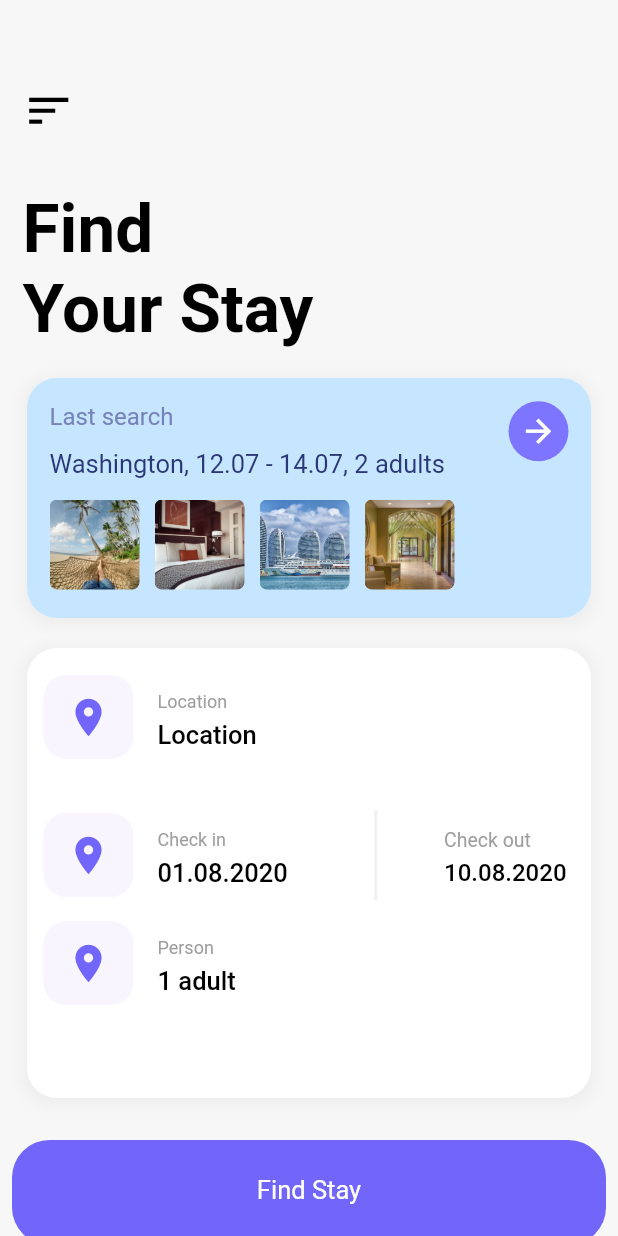
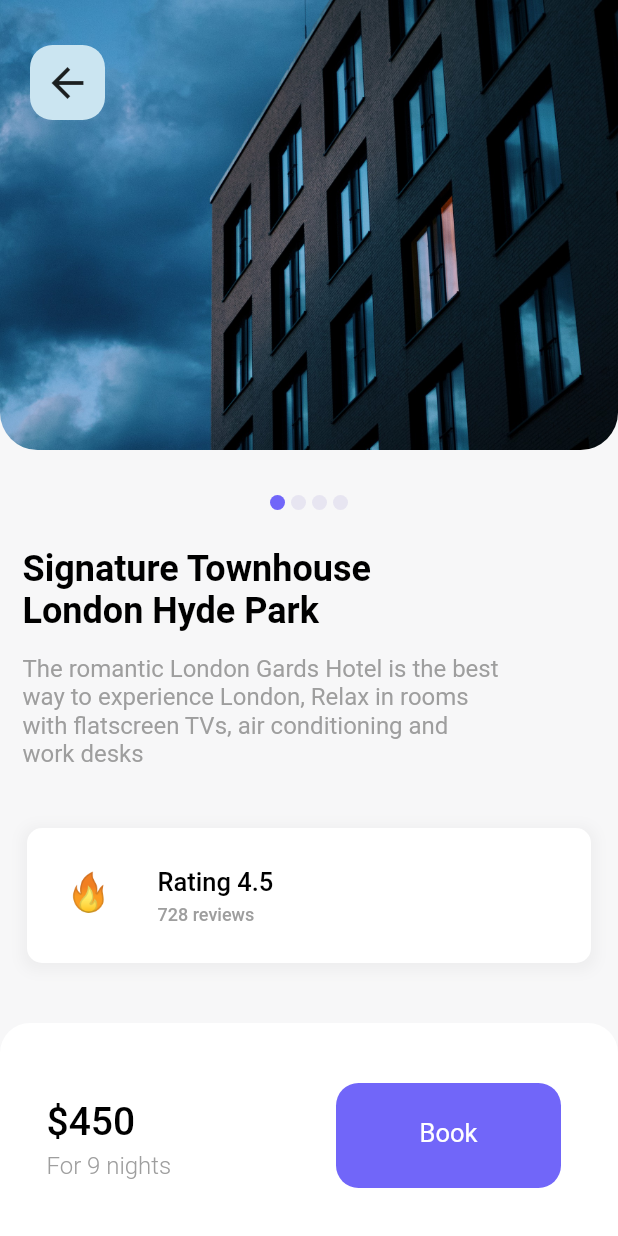
Before and after one commit to IMEF-FEMI/Flutter-Hotel-Booking-App-Concept, a Flutter app: the screen it shows after launch, after a tap on "Find Stay", on a phone screen of 412 x 824 dp. Run offline on Flutter 3.47's test engine with Material 2 defaults, Android fonts, the phone set to English and light mode, and no system bars.

Commit message:
final commit

```diff
--- /dev/null
+++ b/lib/hotel_detail.dart
@@ -0,0 +1,244 @@
+import 'package:flutter/material.dart';
+
+final List<String> imgList = [
+  'assets/hotel1.jpg',
+  'assets/hotel2.jpg',
+  'assets/hotel3.jpg',
+  'assets/hotel5.jpg',
+];
+
+class HotelDetails extends StatefulWidget {
+  @override
+  _HotelDetailsState createState() => _HotelDetailsState();
+}
+
+class _HotelDetailsState extends State<HotelDetails> {
+  int _current = 0;
+
+  final List<Widget> imageSliders = imgList
+      .map((item) => ClipRRect(
+          borderRadius: BorderRadius.only(
+              bottomRight: Radius.circular(15.0),
+              bottomLeft: Radius.circular(15.0)),
+          child: Image.asset(
+            item,
+            fit: BoxFit.cover,
+            width: 500,
+            height: 350,
+          )))
+      .toList();
+
+  @override
+  Widget build(BuildContext context) {
+    return Scaffold(
+      body: ListView(
+        children: <Widget>[
+          Container(
+            child: Stack(
+              // fit: StackFit.loose,
+              children: <Widget>[
+                Container(
+                  height: 300,
+                  width: MediaQuery.of(context).size.width,
+                  decoration: BoxDecoration(
+                    borderRadius: BorderRadius.only(
+                        bottomRight: Radius.circular(25),
+                        bottomLeft: Radius.circular(25)),
+                    image: DecorationImage(
+                      image: AssetImage("assets/hotel0.jpg"),
+                      fit: BoxFit.cover,
+                    ),
+                  ),
+                ),
+                Positioned(
+                    top: 30,
+                    left: 20,
+                    child: InkWell(
+                      onTap: () => Navigator.of(context).pop(),
+                      child: Container(
+                        height: 50,
+                        width: 50,
+                        decoration: BoxDecoration(
+                            color: Color(0xffcbe5f1),
+                            borderRadius:
+                                BorderRadius.all(Radius.circular(15))),
+                        child: Icon(
+                          Icons.arrow_back,
+                          size: 32,
+                        ),
+                      ),
+                    )),
+              ],
+            ),
+          ),
+          SizedBox(
+            height: 20,
+          ),
+          Row(
+            mainAxisAlignment: MainAxisAlignment.center,
+            children: imgList.map((url) {
+              int index = imgList.indexOf(url);
+              return Container(
+                width: 10.0,
+                height: 10.0,
+                margin: EdgeInsets.symmetric(vertical: 10.0, horizontal: 2.0),
+                decoration: BoxDecoration(
+                  shape: BoxShape.circle,
+                  color:
+                      _current == index ? Color(0xff7166f9) : Color(0xffe7e5f1),
+                ),
+              );
+            }).toList(),
+          ),
+          Padding(
+            padding: const EdgeInsets.only(left: 15, top: 15),
+            child: Text(
+              "Signature Townhouse \nLondon Hyde Park",
+              style: Theme.of(context)
+                  .textTheme
+                  .headline5
+                  .copyWith(color: Colors.black, fontWeight: FontWeight.w600),
+            ),
+          ),
+          Padding(
+            padding: const EdgeInsets.only(left: 15, top: 15),
+            child: Text(
+              "The romantic London Gards Hotel is the best \nway to experience London, Relax in rooms \nwith flatscreen TVs, air conditioning and \nwork desks",
+              style: Theme.of(context).textTheme.subtitle1.copyWith(
+                    color: Colors.grey,
+                    // fontWeight: FontWeight.w200,
+                  ),
+            ),
+          ),
+          SizedBox(
+            height: 40,
+          ),
+          Padding(
+            padding: const EdgeInsets.symmetric(horizontal: 18.0),
+            child: Container(
+              height: 90,
+              decoration: BoxDecoration(
+                borderRadius: BorderRadius.all(Radius.circular(10)),
+                boxShadow: [
+                  BoxShadow(
+                      color: Colors.grey.withOpacity(.1),
+                      spreadRadius: 3,
+                      blurRadius: 7,
+                      offset: Offset(0, 2))
+                ],
+                color: Colors.white,
+              ),
+              child: Padding(
+                  padding: const EdgeInsets.all(10),
+                  child: ListTile(
+                    leading: Container(
+                      height: 60,
+                      width: 60,
+                      child: Padding(
+                        padding: const EdgeInsets.symmetric(
+                            horizontal: 8.0, vertical: 10),
+                        child: Text(
+                          "🔥",
+                          textAlign: TextAlign.center,
+                          style: TextStyle(
+                            fontSize: 25,
+                          ),
+                        ),
+                      ),
+                    ),
+                    contentPadding: EdgeInsets.symmetric(
+                      horizontal: 1,
+                    ),
+                    title: Padding(
+                      padding: const EdgeInsets.symmetric(vertical: 5.0),
+                      child: Text(
+                        "Rating 4.5",
+                        style: TextStyle(
+                            fontWeight: FontWeight.w500,
+                            fontSize: 17,
+                            color: Color(0xff000000)),
+                      ),
+                    ),
+                    subtitle: Text(
+                      "728 reviews ",
+                      style: TextStyle(
+                        fontSize: 12,
+                        fontWeight: FontWeight.w500,
+                        color: Colors.grey,
+                      ),
+                    ),
+                    onTap: () {},
+                  )),
+            ),
+          ),
+          SizedBox(
+            height: 40,
+          ),
+          Container(
+            height: 150,
+            decoration: BoxDecoration(
+              borderRadius: BorderRadius.only(
+                topRight: Radius.circular(20),
+                topLeft: Radius.circular(20),
+              ),
+              color: Colors.white,
+            ),
+            child: Padding(
+                padding:
+                    const EdgeInsets.symmetric(horizontal: 30, vertical: 20),
+                child: Row(
+                  children: <Widget>[
+                    Flexible(
+                      child: ListTile(
+                        contentPadding: EdgeInsets.symmetric(
+                          horizontal: 1,
+                        ),
+                        title: Padding(
+                          padding: const EdgeInsets.symmetric(vertical: 5.0),
+                          child: Text(
+                            "\$450",
+                            style: TextStyle(
+                                fontWeight: FontWeight.w500,
+                                fontSize: 26,
+                                color: Color(0xff000000)),
+                          ),
+                        ),
+                        subtitle: Text(
+                          "For 9 nights",
+                          style: TextStyle(
+                            fontSize: 16,
+                            fontWeight: FontWeight.w300,
+                            color: Colors.grey,
+                          ),
+                        ),
+                        onTap: () {},
+                      ),
+                    ),
+
+                    Padding(
+                      padding: const EdgeInsets.all(8.0),
+                      child: Container(
+                        height: 70,
+                        width: 150,
+                        decoration: BoxDecoration(
+                          color: Color(0xff7166f9),
+                          borderRadius: BorderRadius.all(Radius.circular(15)),
+                        ),
+                        child: Padding(
+                          padding: const EdgeInsets.symmetric(vertical: 23.0),
+                          child: Text(
+                            "Book",
+                            style: TextStyle(color: Colors.white, fontSize: 17),
+                            textAlign: TextAlign.center,
+                          ),
+                        ),
+                      ),
+                    )
+                  ],
+                )),
+          )
+        ],
+      ),
+    );
+  }
+}
--- a/lib/main.dart
+++ b/lib/main.dart
@@ -1,4 +1,5 @@
 import 'package:flutter/material.dart';
+import 'package:hotel_booking/hotel_detail.dart';
 
 void main() {
   runApp(MyApp());
@@ -24,14 +25,7 @@ class HomeScreen extends StatelessWidget {
         appBar: AppBar(
           elevation: 0,
           backgroundColor: Color(0xfff7f7f8),
-          // leading: Padding(
-          //   padding: const EdgeInsets.all(8.0),
-          //   child: Icon(
-          //     Icons.sort,
-          //     size: 35,
-          //     color: Colors.black,
-          //   ),
-          // ),
+
         ),
         body: ListView(
           children: <Widget>[
@@ -62,9 +56,12 @@ class HomeScreen extends StatelessWidget {
             ),
             hotelPreview(),
             checkInInfo(),
-            SizedBox(height: 20,),
+            SizedBox(
+              height: 20,
+            ),
             InkWell(
-              onTap: () {},
+               onTap: () => Navigator.of(context).push(MaterialPageRoute(
+                      builder: (context) => HotelDetails())),
               child: Padding(
                 padding: const EdgeInsets.all(8.0),
                 child: Container(
@@ -112,8 +109,9 @@ class HomeScreen extends StatelessWidget {
           child: ListView(
             // mainAxisAlignment: MainAxisAlignment.start,
             // crossAxisAlignment: CrossAxisAlignment.start,
+            physics: NeverScrollableScrollPhysics(),
             children: <Widget>[
-              checkInListTile(true, "Location", "Location"),
+              checkInListTile(true, "Location", "London", Icons.location_on),
               SizedBox(
                 height: 20,
               ),
@@ -123,7 +121,7 @@ class HomeScreen extends StatelessWidget {
                 children: <Widget>[
                   Expanded(
                       flex: 2,
-                      child: checkInListTile(true, "Check in", "01.08.2020")),
+                      child: checkInListTile(true, "Check in", "01.08.2020", Icons.card_travel),),
                   Expanded(
                     flex: 1,
                     child: Container(
@@ -136,12 +134,14 @@ class HomeScreen extends StatelessWidget {
                     ),
                   ),
                   Expanded(
-                    child: checkInListTile(false, "Check out", "10.08.2020"),
+                    child: checkInListTile(false, "Check out", "10.08.2020", Icons.location_on),
                   ),
                 ],
               ),
-              // checkInListTile(true, "Check in", "01.08.2020"),
-              checkInListTile(true, "Person", "1 adult"),
+              SizedBox(
+                height: 20,
+              ),
+              checkInListTile(true, "Person", "1 adult", Icons.people),
               SizedBox(
                 height: 20,
               )
@@ -152,7 +152,7 @@ class HomeScreen extends StatelessWidget {
     );
   }
 
-  ListTile checkInListTile(bool leading, String title, String subtitle) {
+  ListTile checkInListTile(bool leading, String title, String subtitle, IconData icon) {
     if (leading)
       return ListTile(
         leading: Container(
@@ -162,7 +162,7 @@ class HomeScreen extends StatelessWidget {
               borderRadius: BorderRadius.all(Radius.circular(15)),
               color: Color(0xfff9f5ff)),
           child: Icon(
-            Icons.location_on,
+            icon,
             size: 30,
             color: Color(0xff7166f9),
           ),
```
Also changed, not shown: pubspec.yaml (+1 -7 lines), assets/hotel0.jpg (added), assets/hotel5.jpg (added), pubspec.lock.
